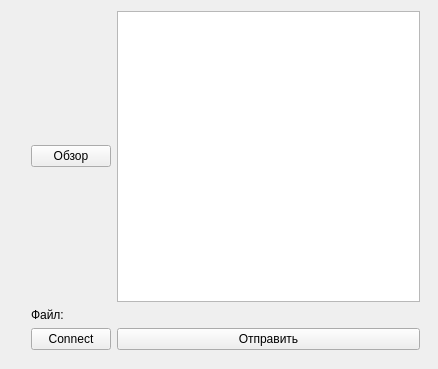
The window that websockphp/mainx11.ui (kdelinx/fetalmonitor) describes before a commit, drawn with Qt 5.
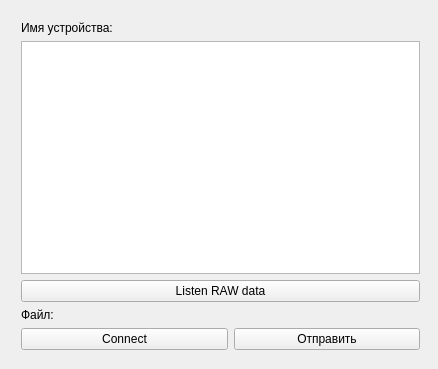
The same window after the commit.

The edit to the form file:
```diff
--- a/websockphp/mainx11.ui
+++ b/websockphp/mainx11.ui
@@ -14,65 +14,78 @@
    <string>mainX11</string>
   </property>
   <widget class="QWidget" name="centralWidget">
-   <widget class="QLabel" name="label_2">
-    <property name="geometry">
-     <rect>
-      <x>10</x>
-      <y>340</y>
-      <width>411</width>
-      <height>20</height>
-     </rect>
-    </property>
-    <property name="text">
-     <string/>
-    </property>
-   </widget>
    <widget class="QWidget" name="">
     <property name="geometry">
      <rect>
-      <x>20</x>
-      <y>0</y>
-      <width>411</width>
-      <height>361</height>
+      <x>10</x>
+      <y>10</y>
+      <width>421</width>
+      <height>351</height>
      </rect>
     </property>
     <layout class="QGridLayout" name="gridLayout">
-     <item row="2" column="0" colspan="2">
+     <item row="4" column="0" alignment="Qt::AlignBottom">
+      <widget class="QLabel" name="label">
+       <property name="minimumSize">
+        <size>
+         <width>207</width>
+         <height>14</height>
+        </size>
+       </property>
+       <property name="text">
+        <string>Файл:</string>
+       </property>
+      </widget>
+     </item>
+     <item row="6" column="1">
+      <widget class="QPushButton" name="send">
+       <property name="text">
+        <string>Отправить</string>
+       </property>
+      </widget>
+     </item>
+     <item row="6" column="0">
       <widget class="QPushButton" name="connect">
        <property name="text">
         <string>Connect</string>
        </property>
       </widget>
      </item>
-     <item row="1" column="1" colspan="2">
+     <item row="4" column="1">
       <widget class="QLabel" name="path">
+       <property name="maximumSize">
+        <size>
+         <width>206</width>
+         <height>14</height>
+        </size>
+       </property>
        <property name="text">
         <string/>
        </property>
       </widget>
      </item>
-     <item row="2" column="2">
-      <widget class="QPushButton" name="send">
+     <item row="3" column="0" colspan="2">
+      <widget class="QPushButton" name="listen">
        <property name="text">
-        <string>Отправить</string>
+        <string>Listen RAW data</string>
        </property>
       </widget>
      </item>
-     <item row="1" column="0">
-      <widget class="QLabel" name="label">
+     <item row="0" column="0">
+      <widget class="QLabel" name="label_3">
        <property name="text">
-        <string>Файл:</string>
+        <string>Имя устройства:</string>
        </property>
       </widget>
      </item>
-     <item row="0" column="0" colspan="2">
-      <widget class="QPushButton" name="browse">
+     <item row="0" column="1">
+      <widget class="QLabel" name="devname">
        <property name="text">
-        <string>Обзор</string>
+        <string/>
        </property>
       </widget>
      </item>
-     <item row="0" column="2">
+     <item row="2" column="0" colspan="2">
       <widget class="QListWidget" name="list"/>
      </item>
     </layout>
```
